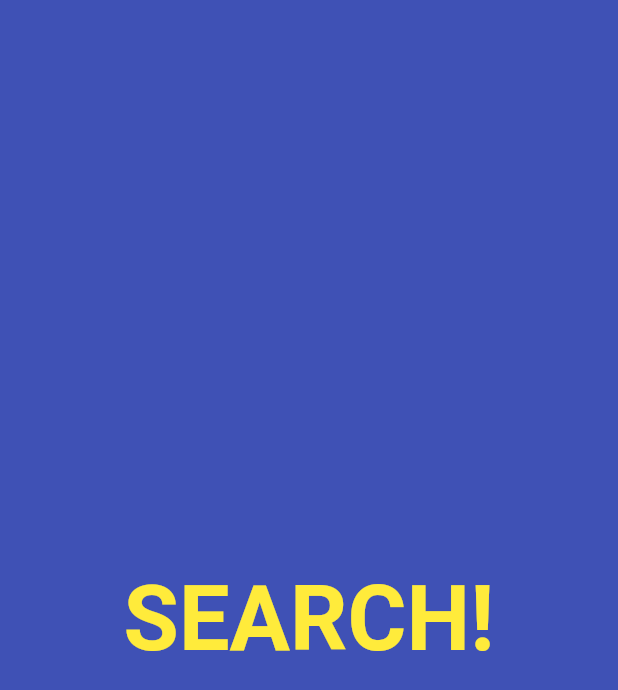
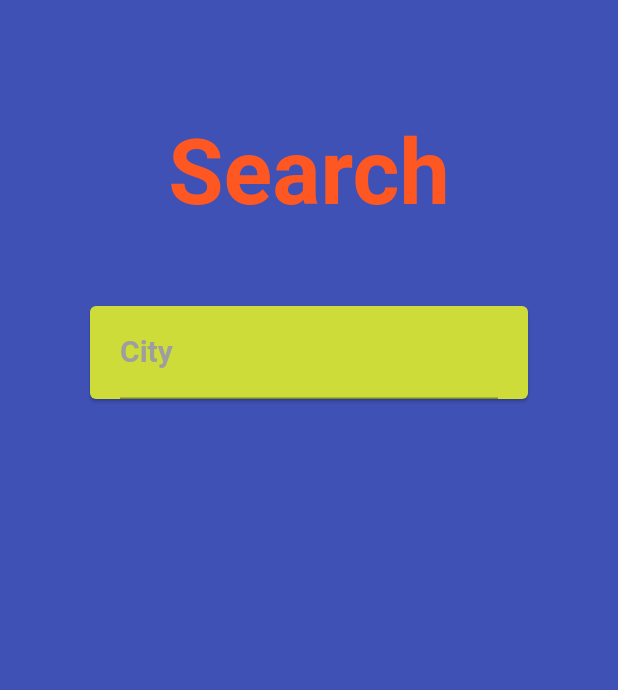
Before and after one commit to AegirAexx/flutter_weather_app, a Flutter app: the screen it shows after launch, swiped to page 3, on a phone screen of 412 x 824 dp. Shown: the top 690 px of the screen. Run offline on Flutter 3.47's test engine with Material 2 defaults, Android fonts, the phone set to English and light mode, and no system bars; our stand-ins replace location.

Commit message:
Search feature now works

```diff
--- a/lib/main.dart
+++ b/lib/main.dart
@@ -26,6 +26,7 @@ class MyAppState extends State<MyApp> {
   ForecastData forecastData;
   Location _location = new Location();
   String error;
+  final searchController = TextEditingController();
 
   @override
   void initState() {
@@ -49,32 +50,101 @@ class MyAppState extends State<MyApp> {
         ),
         home: Scaffold(
             backgroundColor: Colors.indigo,
-        // appBar: AppBar(
-        //   title: Text('Weather App', style: new TextStyle(color: Colors.yellow, fontWeight: FontWeight.bold),),
-        // ),
             body: PageView(
               controller: _pageController,
               children: <Widget>[
                 Padding(
                   padding: const EdgeInsets.all(8.0),
-              child: weatherData != null ? Weather(weather: weatherData) : Container(),
+                  child: weatherData != null
+                      ? Weather(weather: weatherData)
+                      : Container(),
                 ),
                 Padding(
                   padding: const EdgeInsets.all(8.0),
-              child: forecastData != null ? Forecast(weather: forecastData) : Container(),
+                  child: forecastData != null
+                      ? Forecast(weather: forecastData)
+                      : Container(),
+                ),
+                SafeArea(
+                  child: Column(
+                    mainAxisAlignment: MainAxisAlignment.start,
+                    children: <Widget>[
+                      const SizedBox(
+                        height: 80,
+                      ),
+                      Text(
+                        'Search',
+                        style: new TextStyle(
+                          color: Colors.deepOrange,
+                          fontSize: 60.0,
+                          fontWeight: FontWeight.bold,
+                        ),
+                      ),
+                      const SizedBox(
+                        height: 50,
                       ),
                       Container(
-              child: Center(
-                child: Text('SEARCH!', style: new TextStyle(color: Colors.yellow, fontSize: 60.0, fontWeight: FontWeight.bold), ),
+                        margin: EdgeInsets.symmetric(horizontal: 50),
+                        child: Container(
+                          width: 300,
+                          child: Card(
+                            color: Colors.lime,
+                            child: Container(
+                              padding: EdgeInsets.symmetric(horizontal: 20),
+                              alignment: Alignment.center,
+                              child: TextField(
+                                controller: searchController,
+                                onSubmitted: (value){
+                                  searchController.clear();
+                                  searchWeather(value);
+                                  _pageController.jumpToPage(_pageController.initialPage);
+                                },
+                                decoration: InputDecoration(
+                                  labelText: 'City',
+                                  labelStyle: new TextStyle(
+                                    color: Colors.grey,
+                                    fontSize: 20.0,
+                                    fontWeight: FontWeight.bold,
                                   ),
-            )
+                                ),
+                              ),
+                            ),
+                          ),
+                        ),
+                      ),
                     ],
-        )
-      )
-    );
+                  ),
+                ),
+              ],
+            )));
   }
 
+  searchWeather(String city) async {
+    setState(() {
+      isLoading = true;
+    });
 
+    final baseUrl = 'https://api.openweathermap.org';
+    final weatherUrl =
+        '$baseUrl/data/2.5/weather?q=$city&units=metric&appid=${ApiKey.OPEN_WEATHER_MAP}';
+    final forecastUrl =
+        '$baseUrl/data/2.5/forecast?q=$city&units=metric&appid=${ApiKey.OPEN_WEATHER_MAP}';
+
+    final weatherResponse = await http.get(weatherUrl);
+    final forecastResponse = await http.get(forecastUrl);
+
+    if (weatherResponse.statusCode == 200 && forecastResponse.statusCode == 200) {
+      return setState(() {
+        weatherData = new WeatherData.fromJson(jsonDecode(weatherResponse.body));
+        forecastData = new ForecastData.fromJson(jsonDecode(forecastResponse.body));
+        isLoading = false;
+      });
+    }
+
+    setState(() {
+      isLoading = false;
+    });
+  }
 
   loadWeather() async {
     setState(() {
@@ -98,25 +168,36 @@ class MyAppState extends State<MyApp> {
       location = null;
     }
 
+    final baseUrl = 'https://api.openweathermap.org';
+
     if (location != null) {
       final lat = location['latitude'];
       final lon = location['longitude'];
 
-      final apiKey = ApiKey.OPEN_WEATHER_MAP;
-      final baseUrl = 'https://api.openweathermap.org';
-      final weatherUrl = '$baseUrl/data/2.5/weather?lat=$lat&lon=$lon&units=metric&appid=$apiKey';
-      final forecastUrl = '$baseUrl/data/2.5/forecast?lat=$lat&lon=$lon&units=metric&appid=$apiKey';
+      final weatherUrl = '$baseUrl/data/2.5/weather?lat=$lat&lon=$lon&units=metric&appid=${ApiKey.OPEN_WEATHER_MAP}';
+      final forecastUrl = '$baseUrl/data/2.5/forecast?lat=$lat&lon=$lon&units=metric&appid=${ApiKey.OPEN_WEATHER_MAP}';
 
       final weatherResponse = await http.get(weatherUrl);
       final forecastResponse = await http.get(forecastUrl);
 
-      if (weatherResponse.statusCode == 200 &&
-          forecastResponse.statusCode == 200) {
+      if (weatherResponse.statusCode == 200 && forecastResponse.statusCode == 200) {
         return setState(() {
-          weatherData =
-          new WeatherData.fromJson(jsonDecode(weatherResponse.body));
-          forecastData =
-          new ForecastData.fromJson(jsonDecode(forecastResponse.body));
+          weatherData = new WeatherData.fromJson(jsonDecode(weatherResponse.body));
+          forecastData = new ForecastData.fromJson(jsonDecode(forecastResponse.body));
+          isLoading = false;
+        });
+      }
+    } else {
+      final weatherUrl = '$baseUrl/data/2.5/weather?q=Berlin&units=metric&appid=${ApiKey.OPEN_WEATHER_MAP}';
+      final forecastUrl = '$baseUrl/data/2.5/forecast?q=Berlin&units=metric&appid=${ApiKey.OPEN_WEATHER_MAP}';
+
+      final weatherResponse = await http.get(weatherUrl);
+      final forecastResponse = await http.get(forecastUrl);
+
+      if (weatherResponse.statusCode == 200 && forecastResponse.statusCode == 200) {
+        return setState(() {
+          weatherData = new WeatherData.fromJson(jsonDecode(weatherResponse.body));
+          forecastData = new ForecastData.fromJson(jsonDecode(forecastResponse.body));
           isLoading = false;
         });
       }
--- a/lib/models/WeatherData.dart
+++ b/lib/models/WeatherData.dart
@@ -15,7 +15,7 @@ class WeatherData {
   }
 
   String get getTemp {
-    return this.temp.toStringAsFixed(1);
+    return this.temp.toStringAsFixed(1) + '°C';
   }
 
   String get getTempHiLo {
--- a/lib/widgets/Forecast.dart
+++ b/lib/widgets/Forecast.dart
@@ -17,10 +17,9 @@ class Forecast extends StatelessWidget {
       mainAxisAlignment: MainAxisAlignment.center,
       children: <Widget>[
         const SizedBox(height: 30,),
-        Text('Forecast', style: new TextStyle(color: Colors.yellow, fontSize: 45.0, fontWeight: FontWeight.bold),),
+        Text(weather.getForecastData[0].name, style: new TextStyle(color: Colors.deepOrange, fontSize: 55.0, fontWeight: FontWeight.bold),),
         const SizedBox(height: 20,),
         Text('The next few days:', style: new TextStyle(color: Colors.white, fontSize: 15.0, fontWeight: FontWeight.bold,),),
-        const SizedBox(height: 10,),
         SafeArea(
           child: Padding(
             padding: const EdgeInsets.all(8.0),
```
Also changed, not shown: lib/widgets/Weather.dart (+42 -15 lines), lib/widgets/WeatherItem.dart (+7 -25 lines). Lines whose indentation alone changed are shown as unchanged.
